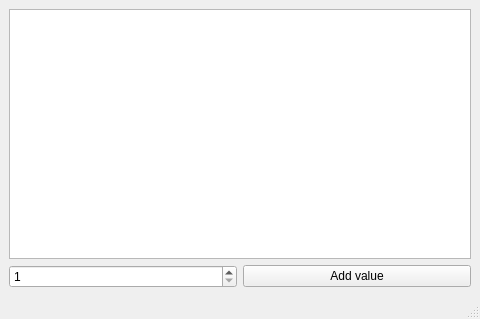
Before: the Qt Designer form Sessie10_number_display_app.ui in charleyabcouwer/Oefenopdrachten-NSP2, drawn with Qt 5.
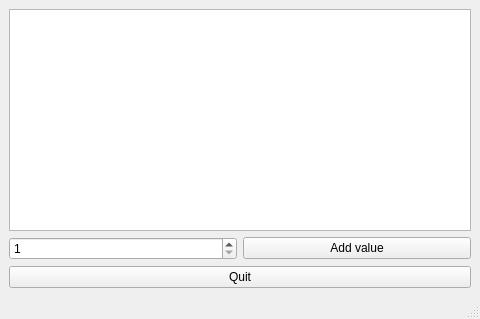
After: the same form once the commit is applied.

Commit message:
Designer: slots en signals toevoegen
Opdracht afgerond

Patch:
```diff
--- a/Sessie10_number_display_app.ui
+++ b/Sessie10_number_display_app.ui
@@ -39,6 +39,17 @@
       </item>
      </layout>
     </item>
+    <item>
+     <layout class="QVBoxLayout" name="verticalLayout_5">
+      <item>
+       <widget class="QPushButton" name="quit_button">
+        <property name="text">
+         <string>Quit</string>
+        </property>
+       </widget>
+      </item>
+     </layout>
+    </item>
    </layout>
   </widget>
   <widget class="QMenuBar" name="menubar">
```
The commit also changes 2 other files.
